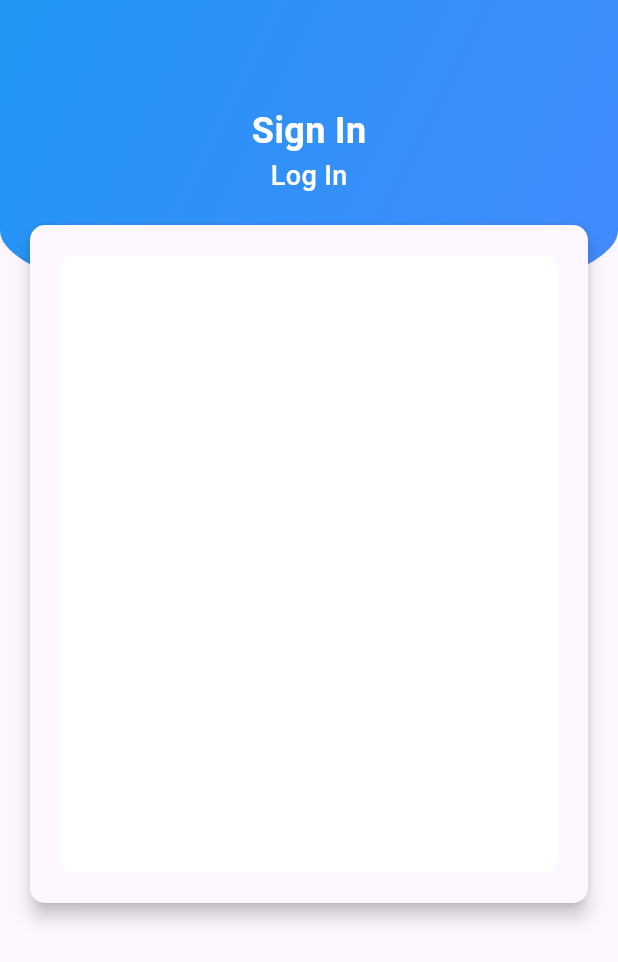
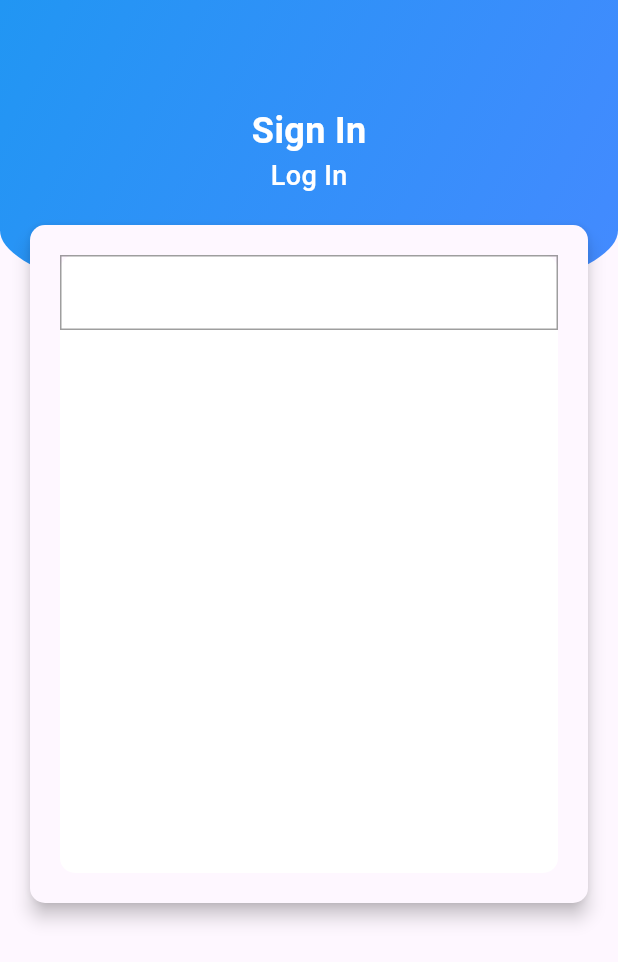
Before and after one commit to adogbeji/FlutterChatAppTwo, a Flutter app: the screen it shows after launch, on a phone screen of 412 x 824 dp. Shown: the top 962 px of the screen. Run offline on Flutter 3.47's test engine with Material 3 defaults, Android fonts, the phone set to English and light mode, and no system bars.

Commit message:
Add input field to sign in screen

```diff
--- a/lib/views/screens/auth/signin.dart
+++ b/lib/views/screens/auth/signin.dart
@@ -66,6 +66,18 @@ class _SignInState extends State<SignIn> {
                           color: Colors.white,
                           borderRadius: BorderRadius.circular(10),
                         ),
+                        child: Column(
+                          children: [
+                            Container(
+                              decoration: BoxDecoration(border: Border.all(width: 1.0, color: Colors.black38,),),
+                              child: const TextField(
+                                decoration: InputDecoration(
+                                  border: InputBorder.none,
+                                ),
+                              ),
+                            ),
+                          ],
+                        ),
                       ),
                     ),
                   ),
```
